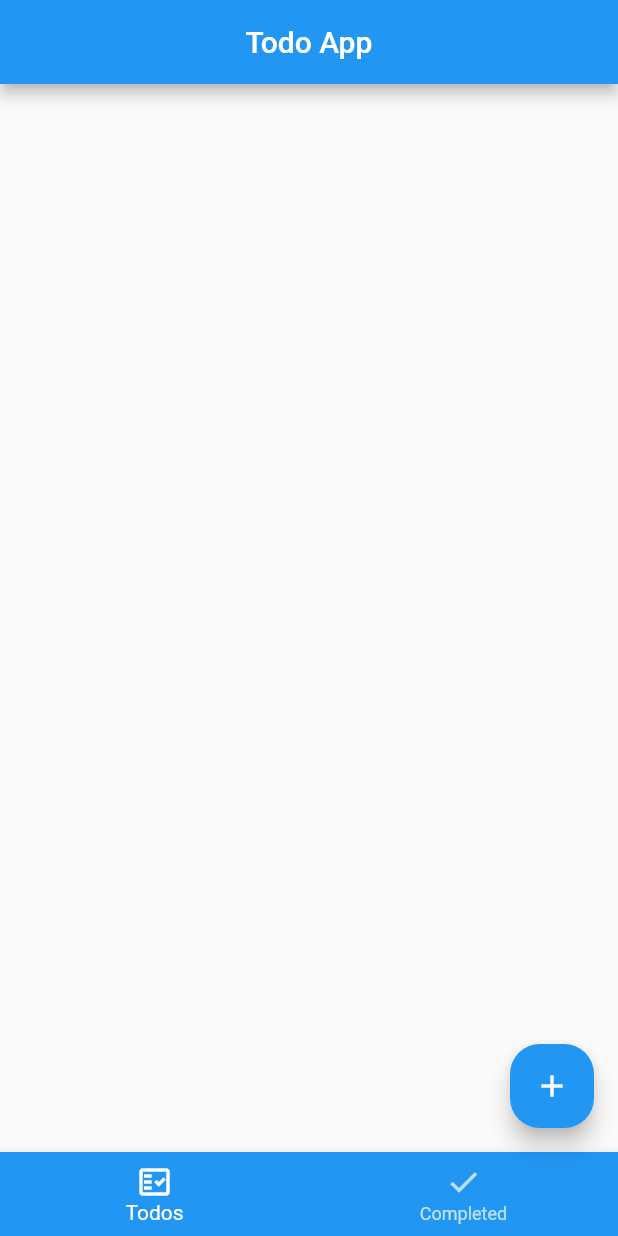
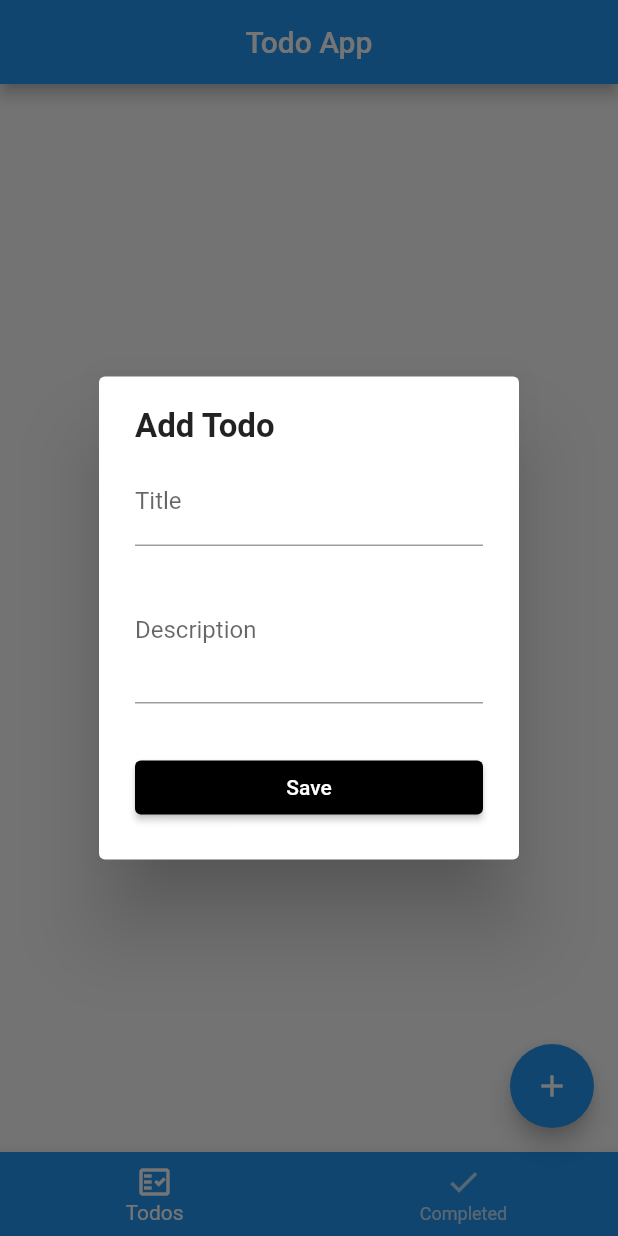
Before and after one commit to Khylesiarot/todolist_siarot, a Flutter app: the screen it shows after launch, after a tap on the "add" icon, on a phone screen of 412 x 824 dp. Run offline on Flutter 3.47's test engine with Material 2 defaults, Android fonts, the light colour scheme and no system bars.

Commit message:
dialog widget

```diff
--- a/lib/main.dart
+++ b/lib/main.dart
@@ -1,12 +1,56 @@
 import 'package:flutter/material.dart';
-import 'pages/homepage.dart';
+import 'package:todolist_siarot/widgets/add_dialog.dart';
 
 void main() {
   runApp(MaterialApp(
-      title: 'Todo App',
-      theme: ThemeData(
-        primarySwatch: Colors.blue,
+    title: 'Todo App',
+    theme: ThemeData(
+      primarySwatch: Colors.blue,
+    ),
+    home: const HomePage(),
+  ));
+}
+
+class HomePage extends StatefulWidget {
+  const HomePage({super.key});
+
+  @override
+  State<HomePage> createState() => _HomePageState();
+}
+
+class _HomePageState extends State<HomePage> {
+  int selectedIndex = 0;
+
+  @override
+  Widget build(BuildContext context) {
+    return Scaffold(
+      appBar: AppBar(
+        title: const Text('Todo App'),
+        centerTitle: true,
       ),
-      home: const HomePage(),
-    ));
+      bottomNavigationBar: BottomNavigationBar(
+        backgroundColor: Colors.blue,
+        unselectedItemColor: Colors.white70,
+        selectedItemColor: Colors.white,
+        currentIndex: selectedIndex,
+        items: const [
+          BottomNavigationBarItem(
+              icon: Icon(Icons.fact_check_outlined), label: 'Todos'),
+          BottomNavigationBarItem(icon: Icon(Icons.done), label: 'Completed'),
+        ],
+      ),
+      floatingActionButton: FloatingActionButton(
+        onPressed: () {
+          showDialog(context: context, builder: (context) =>
+            const AddDialogWidget(),
+            barrierDismissible: false,
+          );
+
+        },
+        shape: RoundedRectangleBorder(borderRadius: BorderRadius.circular(50)),
+        backgroundColor: Colors.blue,
+        child: const Icon(Icons.add),
+      ),
+    );
+  }
 }
--- a/lib/pages/homepage.dart
+++ /dev/null
@@ -1,41 +0,0 @@
-import 'dart:ffi';
-
-import 'package:flutter/material.dart';
-
-class HomePage extends StatefulWidget {
-  const HomePage({super.key});
-
-  @override
-  State<HomePage> createState() => _HomePageState();
-}
-
-class _HomePageState extends State<HomePage> {
-  int selectedIndex = 0;
-
-  @override
-  Widget build(BuildContext context) {
-    return Scaffold(
-      appBar: AppBar(
-        title: const Text('Todo App'),
-        centerTitle: true,
-      ),
-      bottomNavigationBar: BottomNavigationBar(
-        backgroundColor: Colors.blue,
-        unselectedItemColor: Colors.white70,
-        selectedItemColor: Colors.white,
-        currentIndex: selectedIndex,
-        items: const [
-          BottomNavigationBarItem(
-              icon: Icon(Icons.fact_check_outlined), label: 'Todos'),
-          BottomNavigationBarItem(icon: Icon(Icons.done), label: 'Completed'),
-        ],
-      ),
-      floatingActionButton: FloatingActionButton(
-        onPressed: () {},
-        shape: RoundedRectangleBorder(borderRadius: BorderRadius.circular(20)),
-        backgroundColor: Colors.blue,
-        child:const Icon(Icons.add),
-      ),
-    );
-  }
-}
--- /dev/null
+++ b/lib/widgets/add_dialog.dart
@@ -0,0 +1,43 @@
+import 'package:flutter/material.dart';
+
+import 'todo_form_widget.dart';
+
+
+class AddDialogWidget extends StatefulWidget {
+  const AddDialogWidget({super.key});
+
+  @override
+  State<AddDialogWidget> createState() => _AddDialogWidgetState();
+}
+
+class _AddDialogWidgetState extends State<AddDialogWidget> {
+
+
+ final _formKey = GlobalKey<FormState>();
+  String title = '';
+  String description = '';
+
+  @override
+  Widget build(BuildContext context) => AlertDialog(
+        content: Column(
+          mainAxisSize: MainAxisSize.min,
+          crossAxisAlignment: CrossAxisAlignment.start,
+          children: [
+            const Text(
+              'Add Todo',
+              style: TextStyle(
+                fontWeight: FontWeight.bold,
+                fontSize: 22,
+              ),
+            ),
+            const SizedBox(height: 8),
+            TodoFormWidget(
+              onChangedTitle: (title) => setState(() => this.title = title),
+              onChangedDescription: (description) =>
+                  setState(() => this.description = description),
+              onSavedTodo: () {},
+            ),
+          ],
+        ),
+      );
+}
--- /dev/null
+++ b/lib/widgets/todo_form_widget.dart
@@ -0,0 +1,69 @@
+import 'package:flutter/material.dart';
+
+class TodoFormWidget extends StatelessWidget {
+  final String title;
+  final String description;
+  final ValueChanged<String> onChangedTitle;
+  final ValueChanged<String> onChangedDescription;
+  final VoidCallback onSavedTodo;
+
+  const TodoFormWidget({
+    Key? key,
+    this.title = '',
+    this.description = '',
+    required this.onChangedTitle,
+    required this.onChangedDescription,
+    required this.onSavedTodo,
+  }) : super(key: key);
+
+  @override
+  Widget build(BuildContext context) => SingleChildScrollView(
+        child: Column(
+          mainAxisSize: MainAxisSize.min,
+          children: [
+            buildTitle(),
+            const SizedBox(height: 8),
+            buildDescription(),
+            const SizedBox(height: 32),
+            buildButton(),
+          ],
+        ),
+      );
+
+  Widget buildTitle() => TextFormField(
+        maxLines: 1,
+        initialValue: title,
+        onChanged: onChangedTitle,
+        validator: (title) {
+          if (title!.isEmpty) {
+            return 'The title cannot be empty';
+          }
+          return null;
+        },
+        decoration: const InputDecoration(
+          border: UnderlineInputBorder(),
+          labelText: 'Title',
+        ),
+      );
+
+  Widget buildDescription() => TextFormField(
+        maxLines: 3,
+        initialValue: description,
+        onChanged: onChangedDescription,
+        decoration: const InputDecoration(
+          border: UnderlineInputBorder(),
+          labelText: 'Description',
+        ),
+      );
+
+  Widget buildButton() => SizedBox(
+        width: double.infinity,
+        child: ElevatedButton(
+          style: ButtonStyle(
+            backgroundColor: MaterialStateProperty.all(Colors.black),
+          ),
+          onPressed: onSavedTodo,
+          child: const Text('Save'),
+        ),
+      );
+}
--- a/pubspec.yaml
+++ b/pubspec.yaml
@@ -35,6 +35,7 @@ dependencies:
   # The following adds the Cupertino Icons font to your application.
   # Use with the CupertinoIcons class for iOS style icons.
   cupertino_icons: ^1.0.2
+  provider: ^6.0.5
 
 dev_dependencies:
   flutter_test:
```
Also changed, not shown: pubspec.lock, 1 other file.
